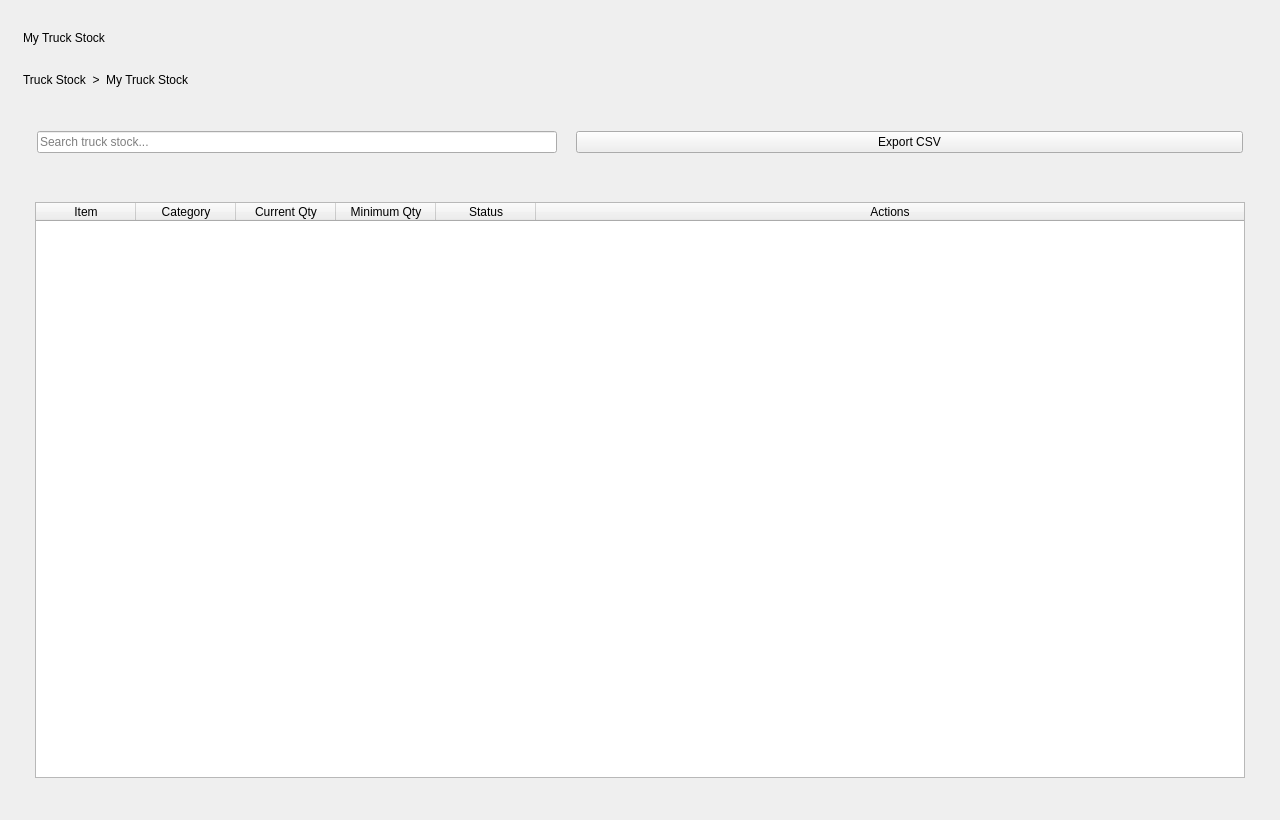
First picture: the form in InventoryQtApp/MyTruckStockPage.ui, repository Felipeact/InventoryQtApp, before the edit.
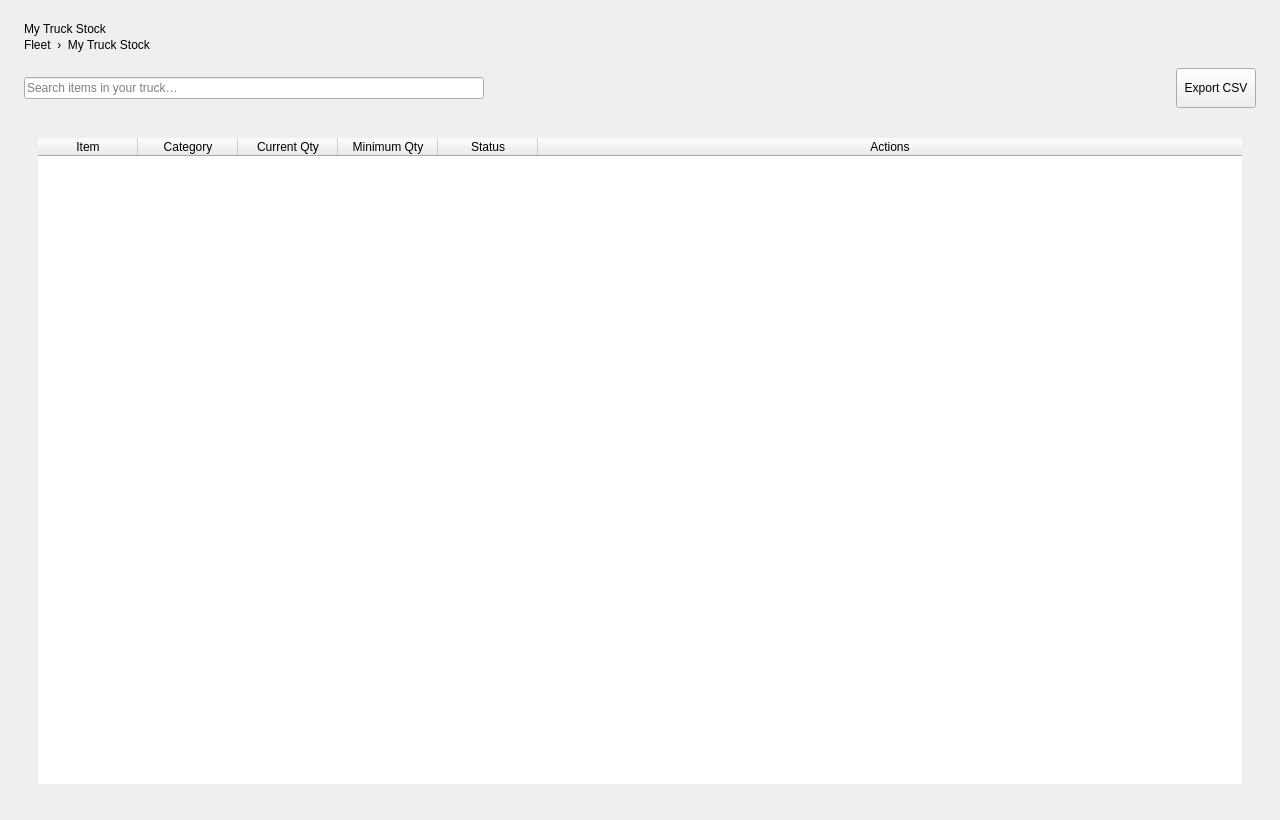
Second picture: the form after the edit.

```diff
--- a/InventoryQtApp/MyTruckStockPage.ui
+++ b/InventoryQtApp/MyTruckStockPage.ui
@@ -4,255 +4,96 @@
 
 	<widget class="QWidget" name="MyTruckStockPageClass">
 		<property name="geometry">
-			<rect>
-				<x>0</x>
-				<y>0</y>
-				<width>1280</width>
-				<height>820</height>
-			</rect>
-		</property>
-
-		<property name="windowTitle">
-			<string>My Truck Stock</string>
-		</property>
-
-		<property name="styleSheet">
-			<string notr="true"/>
-		</property>
-
+   <rect><x>0</x><y>0</y><width>1280</width><height>820</height></rect>
+  </property>
+  <property name="windowTitle"><string>My Truck Stock</string></property>
 		<layout class="QVBoxLayout" name="rootLayout">
-			<property name="leftMargin">
-				<number>14</number>
-			</property>
-			<property name="topMargin">
-				<number>14</number>
-			</property>
-			<property name="rightMargin">
-				<number>14</number>
-			</property>
-			<property name="bottomMargin">
-				<number>14</number>
-			</property>
-			<property name="spacing">
-				<number>12</number>
-			</property>
-
+   <property name="leftMargin"><number>24</number></property>
+   <property name="topMargin"><number>22</number></property>
+   <property name="rightMargin"><number>24</number></property>
+   <property name="bottomMargin"><number>22</number></property>
+   <property name="spacing"><number>16</number></property>
 			<item>
 				<widget class="QWidget" name="pageContainer" native="true">
 					<layout class="QVBoxLayout" name="pageLayout">
-						<property name="spacing">
-							<number>12</number>
-						</property>
-
+      <property name="leftMargin"><number>0</number></property>
+      <property name="topMargin"><number>0</number></property>
+      <property name="rightMargin"><number>0</number></property>
+      <property name="bottomMargin"><number>0</number></property>
+      <property name="spacing"><number>16</number></property>
 						<item>
 							<layout class="QVBoxLayout" name="titleLayout">
-								<item>
-									<widget class="QLabel" name="pageTitle">
-										<property name="text">
-											<string>My Truck Stock</string>
-										</property>
-									</widget>
-								</item>
-
-								<item>
-									<widget class="QLabel" name="breadcrumbLabel">
-										<property name="text">
-											<string>Truck Stock  &gt;  My Truck Stock</string>
-										</property>
-									</widget>
-								</item>
-							</layout>
-						</item>
-
+        <property name="spacing"><number>2</number></property>
+        <item><widget class="QLabel" name="pageTitle"><property name="text"><string>My Truck Stock</string></property></widget></item>
+        <item><widget class="QLabel" name="breadcrumbLabel"><property name="text"><string>Fleet  ›  My Truck Stock</string></property></widget></item>
+       </layout>
+      </item>
 						<item>
 							<widget class="QWidget" name="toolbarContainer" native="true">
-								<property name="minimumSize">
-									<size>
-										<width>0</width>
-										<height>72</height>
-									</size>
-								</property>
-
 								<layout class="QHBoxLayout" name="toolbarLayout">
-									<property name="leftMargin">
-										<number>14</number>
-									</property>
-									<property name="topMargin">
-										<number>12</number>
-									</property>
-									<property name="rightMargin">
-										<number>14</number>
-									</property>
-									<property name="bottomMargin">
-										<number>12</number>
-									</property>
-									<property name="spacing">
-										<number>12</number>
-									</property>
-
+         <property name="leftMargin"><number>0</number></property>
+         <property name="topMargin"><number>0</number></property>
+         <property name="rightMargin"><number>0</number></property>
+         <property name="bottomMargin"><number>0</number></property>
+         <property name="spacing"><number>10</number></property>
 									<item>
 										<widget class="QWidget" name="searchContainer" native="true">
-											<property name="minimumSize">
-												<size>
-													<width>340</width>
-													<height>44</height>
-												</size>
-											</property>
-											<property name="maximumSize">
-												<size>
-													<width>520</width>
-													<height>44</height>
-												</size>
-											</property>
-
+           <property name="minimumSize"><size><width>320</width><height>40</height></size></property>
+           <property name="maximumSize"><size><width>460</width><height>40</height></size></property>
 											<layout class="QHBoxLayout" name="searchLayout">
-												<property name="leftMargin">
-													<number>0</number>
-												</property>
-												<property name="topMargin">
-													<number>0</number>
-												</property>
-												<property name="rightMargin">
-													<number>0</number>
-												</property>
-												<property name="bottomMargin">
-													<number>0</number>
-												</property>
-												<property name="spacing">
-													<number>8</number>
-												</property>
-
-												<item>
-													<widget class="QLineEdit" name="searchInput">
-														<property name="placeholderText">
-															<string>Search truck stock...</string>
-														</property>
-													</widget>
-												</item>
+            <property name="leftMargin"><number>0</number></property>
+            <property name="topMargin"><number>0</number></property>
+            <property name="rightMargin"><number>0</number></property>
+            <property name="bottomMargin"><number>0</number></property>
+            <property name="spacing"><number>8</number></property>
+            <item><widget class="QLineEdit" name="searchInput"><property name="placeholderText"><string>Search items in your truck…</string></property></widget></item>
 											</layout>
 										</widget>
 									</item>
-
 									<item>
-										<spacer name="toolbarSpacer">
-											<property name="orientation">
-												<enum>Qt::Horizontal</enum>
-											</property>
-										</spacer>
-									</item>
-
+          <spacer name="toolbarSpacer"><property name="orientation"><enum>Qt::Horizontal</enum></property><property name="sizeHint" stdset="0"><size><width>40</width><height>20</height></size></property></spacer>
+         </item>
 									<item>
 										<widget class="QPushButton" name="exportCsvButton">
-											<property name="text">
-												<string>Export CSV</string>
-											</property>
+           <property name="minimumSize"><size><width>0</width><height>40</height></size></property>
+           <property name="text"><string>Export CSV</string></property>
+           <property name="cursor"><cursorShape>PointingHandCursor</cursorShape></property>
 										</widget>
 									</item>
 								</layout>
 							</widget>
 						</item>
-
 						<item>
 							<widget class="QWidget" name="tableCard" native="true">
-								<property name="maximumSize">
-									<size>
-										<width>16777215</width>
-										<height>600</height>
-									</size>
-								</property>
-
 								<layout class="QVBoxLayout" name="tableCardLayout">
-									<property name="leftMargin">
-										<number>12</number>
-									</property>
-									<property name="topMargin">
-										<number>12</number>
-									</property>
-									<property name="rightMargin">
-										<number>12</number>
-									</property>
-									<property name="bottomMargin">
-										<number>12</number>
-									</property>
-									<property name="spacing">
-										<number>10</number>
-									</property>
-
+         <property name="leftMargin"><number>14</number></property>
+         <property name="topMargin"><number>14</number></property>
+         <property name="rightMargin"><number>14</number></property>
+         <property name="bottomMargin"><number>14</number></property>
+         <property name="spacing"><number>12</number></property>
 									<item>
 										<widget class="QTableWidget" name="truckStockTable">
-											<property name="minimumSize">
-												<size>
-													<width>0</width>
-													<height>500</height>
-												</size>
-											</property>
-											<property name="columnCount">
-												<number>6</number>
-											</property>
-											<property name="rowCount">
-												<number>0</number>
-											</property>
-											<property name="selectionBehavior">
-												<enum>QAbstractItemView::SelectRows</enum>
-											</property>
-											<property name="showGrid">
-												<bool>false</bool>
-											</property>
-											<attribute name="horizontalHeaderStretchLastSection">
-												<bool>true</bool>
-											</attribute>
-
-											<column>
-												<property name="text">
-													<string>Item</string>
-												</property>
-											</column>
-
-											<column>
-												<property name="text">
-													<string>Category</string>
-												</property>
-											</column>
-
-											<column>
-												<property name="text">
-													<string>Current Qty</string>
-												</property>
-											</column>
-
-											<column>
-												<property name="text">
-													<string>Minimum Qty</string>
-												</property>
-											</column>
-
-											<column>
-												<property name="text">
-													<string>Status</string>
-												</property>
-											</column>
-
-											<column>
-												<property name="text">
-													<string>Actions</string>
-												</property>
-											</column>
+           <property name="frameShape"><enum>QFrame::NoFrame</enum></property>
+           <property name="editTriggers"><set>QAbstractItemView::NoEditTriggers</set></property>
+           <property name="alternatingRowColors"><bool>true</bool></property>
+           <property name="selectionBehavior"><enum>QAbstractItemView::SelectRows</enum></property>
+           <property name="selectionMode"><enum>QAbstractItemView::SingleSelection</enum></property>
+           <property name="showGrid"><bool>false</bool></property>
+           <property name="columnCount"><number>6</number></property>
+           <attribute name="horizontalHeaderStretchLastSection"><bool>true</bool></attribute>
+           <attribute name="horizontalHeaderHighlightSections"><bool>false</bool></attribute>
+           <attribute name="verticalHeaderVisible"><bool>false</bool></attribute>
+           <column><property name="text"><string>Item</string></property></column>
+           <column><property name="text"><string>Category</string></property></column>
+           <column><property name="text"><string>Current Qty</string></property></column>
+           <column><property name="text"><string>Minimum Qty</string></property></column>
+           <column><property name="text"><string>Status</string></property></column>
+           <column><property name="text"><string>Actions</string></property></column>
 										</widget>
 									</item>
 								</layout>
 							</widget>
 						</item>
-
-						<item>
-							<spacer name="bottomSpacer">
-								<property name="orientation">
-									<enum>Qt::Vertical</enum>
-								</property>
-								<property name="sizeType">
-									<enum>QSizePolicy::Expanding</enum>
-								</property>
-							</spacer>
-						</item>
 					</layout>
 				</widget>
 			</item>
```
Left out of the diff: 2 changed lines with no effect on the pictures. Lines whose indentation alone changed are shown as unchanged.
